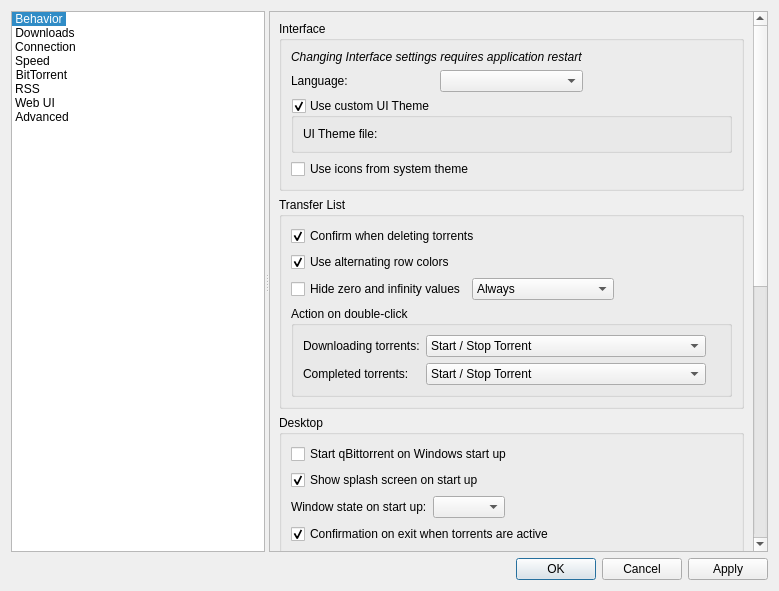
First picture: the form in src/gui/optionsdialog.ui, repository SysAdminDoc/qBittorrent-Vanced, before the edit.
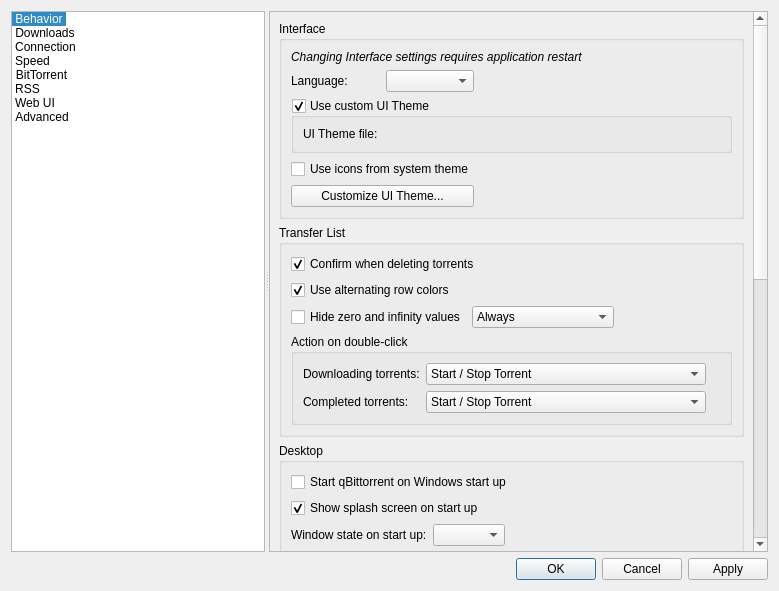
Second picture: the form after the edit. Custom widgets are drawn as their Qt base class.

Commit message:
Provide UI Theme editor
PR #18655.

```diff
--- a/src/gui/optionsdialog.ui
+++ b/src/gui/optionsdialog.ui
@@ -122,8 +122,8 @@
             <rect>
              <x>0</x>
              <y>0</y>
-             <width>501</width>
-             <height>893</height>
+             <width>504</width>
+             <height>1064</height>
             </rect>
            </property>
            <layout class="QVBoxLayout" name="verticalLayout_9">
@@ -133,7 +133,7 @@
                <string>Interface</string>
               </property>
               <layout class="QGridLayout" name="gridLayout_81">
-               <item row="0" column="0" colspan="2">
+               <item row="0" column="0" colspan="3">
                 <widget class="QLabel" name="label_15">
                  <property name="font">
                   <font>
@@ -210,6 +210,13 @@
                  </property>
                 </widget>
                </item>
+               <item row="4" column="0" colspan="2">
+                <widget class="QPushButton" name="buttonCustomizeUITheme">
+                 <property name="text">
+                  <string>Customize UI Theme...</string>
+                 </property>
+                </widget>
+               </item>
               </layout>
              </widget>
             </item>
```
Left out of the diff: 28 changed lines with no effect on the pictures. The commit also changes 14 other files.
